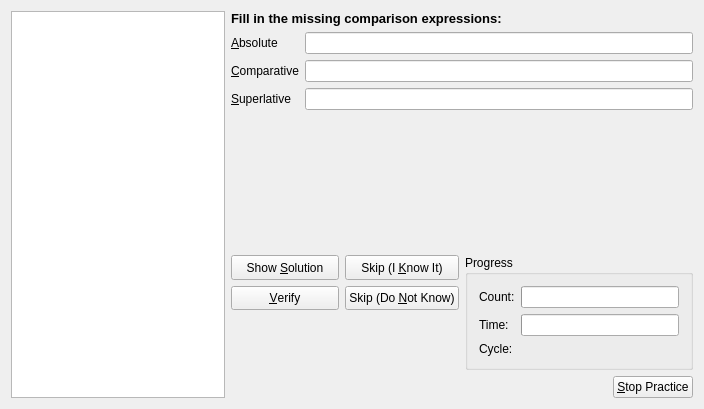
Old version of the form src/practiceold/AdjQueryDlgForm.ui in the repository KDE/parley.
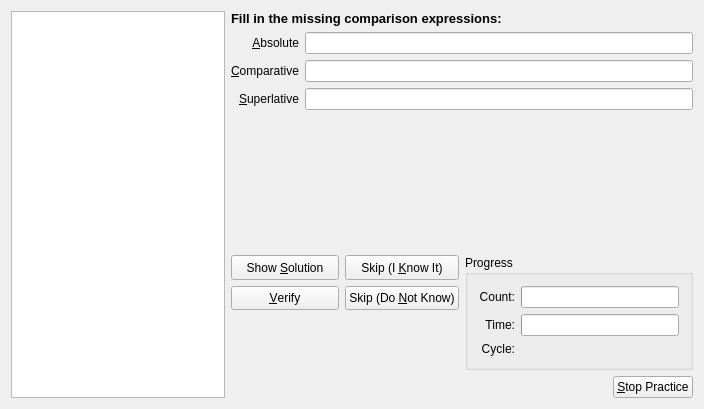
New version of the form.

Commit message: make some dialog labels right aligned

```diff
--- a/src/practiceold/AdjQueryDlgForm.ui
+++ b/src/practiceold/AdjQueryDlgForm.ui
@@ -54,6 +54,9 @@
          <property name="text" >
           <string comment="Comparison form of adjective - the normal form of the adjective (good)" >&amp;Absolute</string>
          </property>
+         <property name="alignment" >
+          <set>Qt::AlignRight|Qt::AlignTrailing|Qt::AlignVCenter</set>
+         </property>
          <property name="buddy" >
           <cstring>lev1Field</cstring>
          </property>
@@ -74,6 +77,9 @@
          <property name="text" >
           <string comment="comparison form of adjectives - comparison form (better)" >&amp;Comparative</string>
          </property>
+         <property name="alignment" >
+          <set>Qt::AlignRight|Qt::AlignTrailing|Qt::AlignVCenter</set>
+         </property>
          <property name="buddy" >
           <cstring>lev2Field</cstring>
          </property>
@@ -94,6 +100,9 @@
          <property name="text" >
           <string comment="comparison of adjectives - (best)" >&amp;Superlative</string>
          </property>
+         <property name="alignment" >
+          <set>Qt::AlignRight|Qt::AlignTrailing|Qt::AlignVCenter</set>
+         </property>
          <property name="buddy" >
           <cstring>lev3Field</cstring>
          </property>
@@ -245,6 +254,9 @@
             <property name="text" >
              <string>Count:</string>
             </property>
+            <property name="alignment" >
+             <set>Qt::AlignRight|Qt::AlignTrailing|Qt::AlignVCenter</set>
+            </property>
            </widget>
           </item>
           <item row="1" column="0" >
@@ -258,6 +270,9 @@
             <property name="text" >
              <string>Time:</string>
             </property>
+            <property name="alignment" >
+             <set>Qt::AlignRight|Qt::AlignTrailing|Qt::AlignVCenter</set>
+            </property>
            </widget>
           </item>
           <item row="2" column="0" >
@@ -268,6 +283,9 @@
             <property name="text" >
              <string>Cycle:</string>
             </property>
+            <property name="alignment" >
+             <set>Qt::AlignRight|Qt::AlignTrailing|Qt::AlignVCenter</set>
+            </property>
            </widget>
           </item>
           <item row="2" column="1" >
```
The commit also changes 15 other files.
